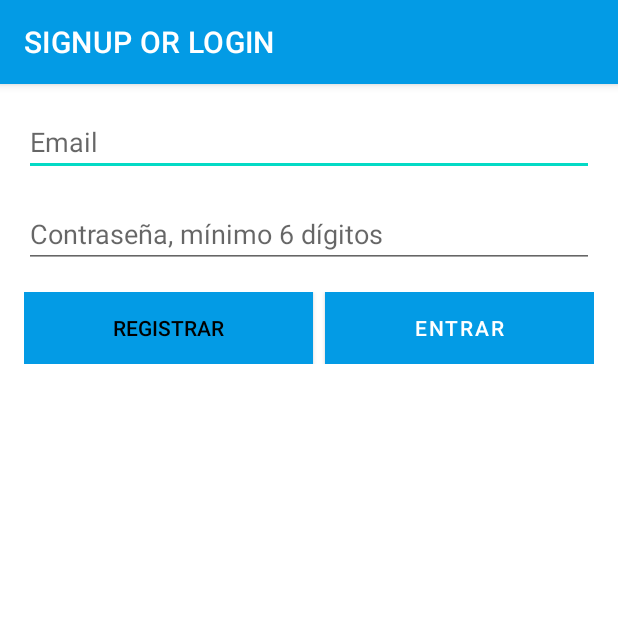
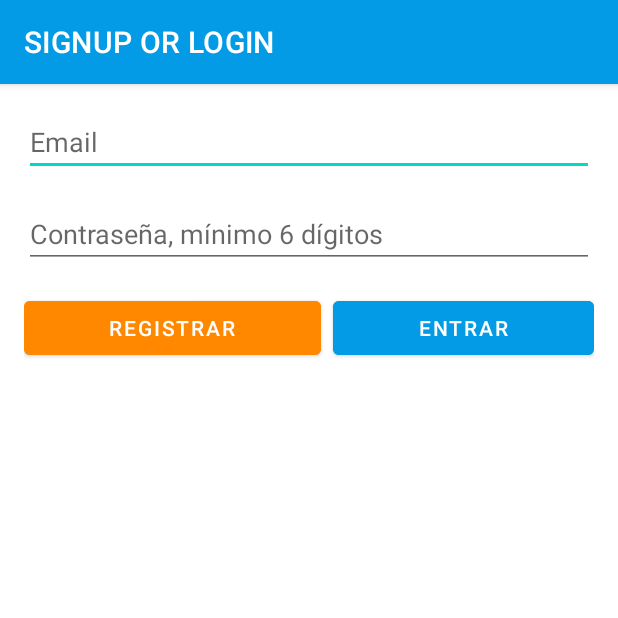
Before and after one commit to pasoxreferencia/login_firebase, an Android app: the screen it shows after launch (AuthActivity), on a phone screen of 412 x 824 dp, the top half of it. Run offline under Robolectric (Android 15) with nearby library versions, the phone set to English and light mode, and no system bars; our stand-ins replace Firebase (no records; nobody signed in at launch, a user with empty details on screens opened directly).

Commit message:
RecyclerView2

```diff
--- a/app/build.gradle
+++ b/app/build.gradle
@@ -52,6 +52,8 @@ dependencies {
     implementation 'com.google.firebase:firebase-auth:20.0.3'
     implementation 'com.google.firebase:firebase-firestore:22.1.2'
     implementation 'androidx.recyclerview:recyclerview:1.1.0'
+    implementation "androidx.cardview:cardview:1.0.0"
+    implementation 'com.github.bumptech.glide:glide:4.11.0'
     testImplementation 'junit:junit:4.13.2'
     androidTestImplementation 'androidx.test.ext:junit:1.1.2'
     androidTestImplementation 'androidx.test.espresso:espresso-core:3.3.0'
--- a/app/src/main/java/com/example/login_firebase/AdapterPaciente.kt
+++ b/app/src/main/java/com/example/login_firebase/AdapterPaciente.kt
@@ -8,7 +8,8 @@ import android.widget.TextView
 import android.widget.Toast
 import androidx.recyclerview.widget.RecyclerView
 import com.bumptech.glide.Glide
-import com.example.recyclerkotlin.databinding.ContentItemBinding
+import com.example.login_firebase.databinding.ContentItemBinding
+
 
 private lateinit var binding: ContentItemBinding
 class AdapterPaciente(var list: ArrayList<Paciente>): RecyclerView.Adapter<AdapterPaciente.ViewHolder>() {
--- a/app/src/main/res/layout/activity_auth.xml
+++ b/app/src/main/res/layout/activity_auth.xml
@@ -51,13 +51,13 @@
 
             <Button
                 android:id="@+id/signUpButton"
-                style="@style/Widget.AppCompat.Button.Colored"
+                style="@style/Widget.MaterialComponents.Button"
                 android:layout_width="wrap_content"
-                android:layout_height="wrap_content"
+                android:layout_height="match_parent"
                 android:layout_weight="1"
-                android:background="@color/orangefirebase"
+                android:backgroundTint="@android:color/holo_orange_dark"
                 android:text="@string/registrar"
-                android:textColor="@color/black" />
+                android:textColor="@color/white" />
 
             <Space
                 android:layout_width="8dp"
@@ -68,7 +68,7 @@
                 android:layout_width="wrap_content"
                 android:layout_height="wrap_content"
                 android:layout_weight="1"
-                android:background="@color/azulfirebase"
+                android:backgroundTint="@color/azulfirebase"
                 android:text="@string/entrar"
                 android:textColor="@android:color/white" />
         </LinearLayout>
```
Also changed, not shown: app/src/main/java/com/example/login_firebase/AddActivity.kt (+4 -6 lines).
